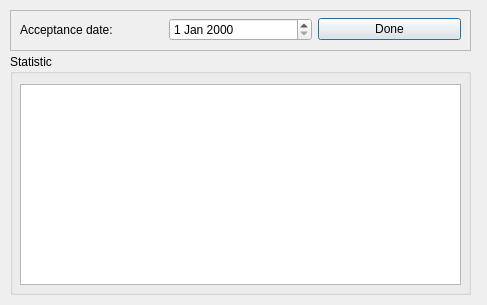
Above: statistic.ui from 0x000N3X4N/HomeApplianceService before the change. Below: the same form after it.
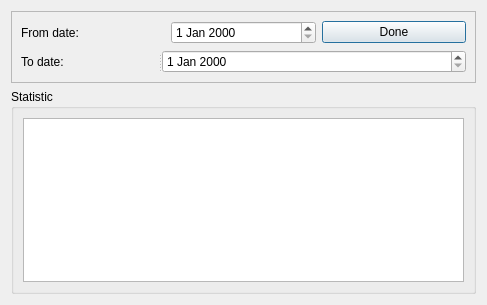
That is the form after the change.

Commit message: added: statistic functionality, paycheck

Diff of the .ui file:
```diff
--- a/statistic.ui
+++ b/statistic.ui
@@ -18,42 +18,29 @@
   </property>
   <property name="maximumSize">
    <size>
-    <width>487</width>
-    <height>305</height>
+    <width>16777215</width>
+    <height>16777215</height>
    </size>
   </property>
   <property name="windowTitle">
    <string>Statistic</string>
   </property>
+  <layout class="QVBoxLayout" name="verticalLayout_2">
+   <item>
   <widget class="QFrame" name="toolbar_frame">
-   <property name="geometry">
-    <rect>
-     <x>10</x>
-     <y>10</y>
-     <width>461</width>
-     <height>41</height>
-    </rect>
-   </property>
    <property name="frameShape">
     <enum>QFrame::StyledPanel</enum>
    </property>
    <property name="frameShadow">
     <enum>QFrame::Raised</enum>
    </property>
-   <widget class="QWidget" name="layoutWidget">
-    <property name="geometry">
-     <rect>
-      <x>10</x>
-      <y>7</y>
-      <width>441</width>
-      <height>25</height>
-     </rect>
-    </property>
+     <layout class="QVBoxLayout" name="verticalLayout">
+      <item>
     <layout class="QHBoxLayout" name="stats_hLayout">
      <item>
       <widget class="QLabel" name="accept_date_label">
        <property name="text">
-        <string>Acceptance date:</string>
+           <string>From date:</string>
        </property>
       </widget>
      </item>
@@ -68,31 +55,36 @@
       </widget>
      </item>
     </layout>
-   </widget>
-  </widget>
+      </item>
+      <item>
+       <widget class="QSplitter" name="splitter">
+        <property name="orientation">
+         <enum>Qt::Horizontal</enum>
+        </property>
+        <widget class="QLabel" name="to_date_l">
+         <property name="text">
+          <string>To date:</string>
+         </property>
+        </widget>
+        <widget class="QDateEdit" name="to_de"/>
+       </widget>
+      </item>
+     </layout>
+    </widget>
+   </item>
+   <item>
   <widget class="QGroupBox" name="statistic_gBox">
-   <property name="geometry">
-    <rect>
-     <x>10</x>
-     <y>54</y>
-     <width>461</width>
-     <height>241</height>
-    </rect>
-   </property>
    <property name="title">
     <string>Statistic</string>
    </property>
-   <widget class="QTableView" name="tb_stats">
-    <property name="geometry">
-     <rect>
-      <x>10</x>
-      <y>30</y>
-      <width>441</width>
-      <height>201</height>
-     </rect>
-    </property>
-   </widget>
-  </widget>
+     <layout class="QHBoxLayout" name="horizontalLayout">
+      <item>
+       <widget class="QTableView" name="tb_stats"/>
+      </item>
+     </layout>
+    </widget>
+   </item>
+  </layout>
  </widget>
  <resources/>
  <connections/>
```
Left out of the diff: 4 changed lines with no effect on the pictures. Lines whose indentation alone changed are shown as unchanged. The commit also changes 10 other files.
